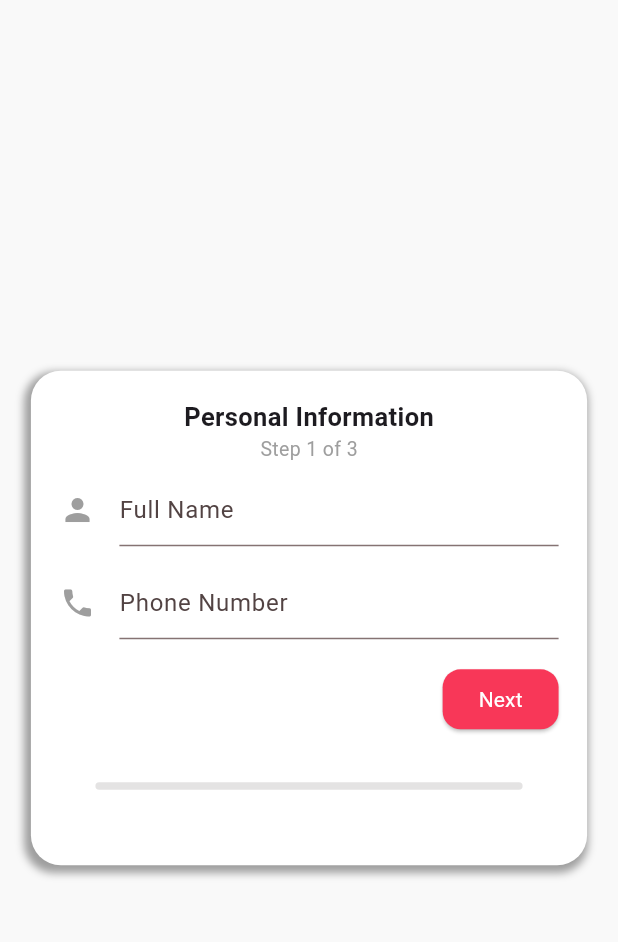
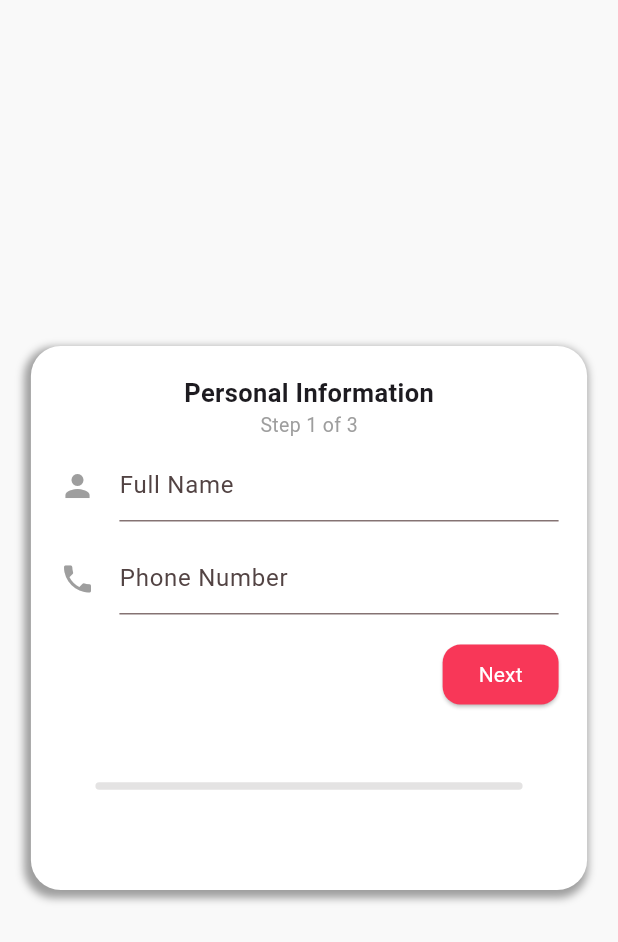
Before and after one commit to Abdelrahman2335/ecommerce, a Flutter app: the UserDetailsScreen screen opened by its route, on a phone screen of 412 x 824 dp. Shown: the top 942 px of the screen. Run offline on Flutter 3.47's test engine with Material 3 defaults, Android fonts, the phone set to English and light mode, and no system bars; drawn by our look-alikes of flutter_animate; our stand-ins replace awesome_bottom_bar, cached_network_image, cloud_firestore, curved_navigation_bar, dio, firebase_auth and 12 more; missing offline and left inert: flutter_inappwebview; accounts and stored records are empty.

```diff
--- a/lib/methods/setup_address.dart
+++ b/lib/methods/setup_address.dart
@@ -245,7 +245,6 @@ Widget setupAddress(BuildContext context, firstCon, secondCon, user,
   return Animate(
       effects: [
         FadeEffect(
-          delay: Duration(seconds: 1),
           duration: Duration(milliseconds: 500),
         ),
         SlideEffect(
--- a/lib/methods/setup_user_data.dart
+++ b/lib/methods/setup_user_data.dart
@@ -1,25 +1,26 @@
+import 'package:firebase_auth/firebase_auth.dart';
 import 'package:flutter/material.dart';
-import 'package:flutter_animate/flutter_animate.dart';
 import 'package:provider/provider.dart';
 
 import '../provider/signup_provider.dart';
 
-Widget setupUserData(BuildContext context, nameCon, phoneCon, user,
+Widget setupUserData(BuildContext context, nameCon, phoneCon, User? user,
     GlobalKey<FormState> formKey) {
   SignUpProvider signUpProvider = Provider.of<SignUpProvider>(context);
-  RegExp regex = RegExp(r'^[0-9+]+$'); /// Allows only digits (0-9) and "+"
+  RegExp regex = RegExp(r'^[0-9+]+$');
+
+  /// Allows only digits (0-9) and "+"
 
   /// Both are the same
   //  SignUpProvider signUpProvider = context.watch<SignUpProvider>();
 
-  return
-     Column(
+  return Column(
     children: [
-
       SizedBox(
         width: MediaQuery.of(context).size.width * 0.85, // Adjust dynamically
 
         child: TextFormField(
+          // initialValue: user?.displayName.toString(),
           /// Make the keyboard capitalize the first letter of each word
           textCapitalization: TextCapitalization.words,
           autocorrect: true,
@@ -56,7 +57,10 @@ Widget setupUserData(BuildContext context, nameCon, phoneCon, user,
           keyboardType: TextInputType.phone,
           controller: phoneCon,
           validator: (value) {
-              if (value == null || value.trim().isEmpty || regex.hasMatch(value) == false || value.length < 10) {
+            if (value == null ||
+                value.trim().isEmpty ||
+                regex.hasMatch(value) == false ||
+                value.length < 10) {
               return "Please Enter a valid phone number";
             }
             return null;
@@ -86,7 +90,7 @@ Widget setupUserData(BuildContext context, nameCon, phoneCon, user,
             onPressed: () {
               final valid = formKey.currentState!.validate();
               if (valid) {
-                  signUpProvider.personalInfo(nameCon.text, phoneCon.text, user);
+                signUpProvider.personalInfo(nameCon.text, phoneCon.text, user!);
                 nameCon.clear();
                 phoneCon.clear();
               }
@@ -97,8 +101,6 @@ Widget setupUserData(BuildContext context, nameCon, phoneCon, user,
           ),
         ],
       ),
-
     ],
-
   );
 }
--- a/lib/provider/location_provider.dart
+++ b/lib/provider/location_provider.dart
@@ -15,18 +15,25 @@ class LocationProvider extends ChangeNotifier {
   LatLng? userLocation;
   FirebaseFirestore firestore = FirebaseFirestore.instance;
   User? user = FirebaseAuth.instance.currentUser;
+
   /// will be used to show the user location on the map
   LocationData? locationData;
   bool _nextPage = false;
+  double _sliderValue = 0.50;
 
   get nextPageValue => _nextPage;
+  get newSliderValue => _sliderValue;
+
   void updateNextPageValue(bool newValue) {
-    if (_nextPage != newValue) {  /// Only update if value is different
+    if (_nextPage != newValue) {
+      /// Only update if value is different
       _nextPage = newValue;
       log("nextPageValue updated: $nextPageValue");
+      _sliderValue = 0.75;
       notifyListeners();
     }
   }
+
   showLocation() async {
     try {
       if (locationData != null) {
@@ -67,7 +74,6 @@ class LocationProvider extends ChangeNotifier {
         return;
       }
     }
-
 
     isGettingLocation = true;
     notifyListeners();
@@ -113,7 +119,6 @@ class LocationProvider extends ChangeNotifier {
               street: data['address']['road'] ?? 'Not Found',
             ).toJson());
 
-
         /// for debugging
         // log(place.country.toString());
         // log(place.administrativeArea.toString());
--- a/lib/provider/signup_provider.dart
+++ b/lib/provider/signup_provider.dart
@@ -77,7 +77,6 @@ class SignUpProvider extends ChangeNotifier {
                 createdAt: DateTime.now(),
                 role: "user",
                 name: googleSignInAccount.displayName,
-                phone: googleSignInAccount.photoUrl,
               ).toJson());
         }
       } catch (error) {
--- a/lib/screens/login_setup/login_screen.dart
+++ b/lib/screens/login_setup/login_screen.dart
@@ -148,7 +148,7 @@ class _LoginScreenState extends State<LoginScreen> {
                             side: BorderSide(color: theme.primaryColor),
                           ),
                           onPressed: () {
-                           context.read<SignUpProvider>().signInWithGoogle();
+                           context.read<LoginProvider>().loginWithGoogle();
                           },
                           child: const Image(
                             image: AssetImage(
--- a/lib/screens/login_setup/user_details_screen.dart
+++ b/lib/screens/login_setup/user_details_screen.dart
@@ -1,3 +1,5 @@
+import 'dart:developer';
+
 import 'package:ecommerce/main.dart';
 import 'package:ecommerce/methods/optional_info.dart';
 import 'package:ecommerce/methods/setup_address.dart';
@@ -51,7 +53,24 @@ class _UserDetailsScreenState extends State<UserDetailsScreen> {
     Widget addressContent =
         setupAddress(context, firstController, secondController, user, formKey);
     int counter = signUpProvider.hasInfo ? 2 : 1;
- counter = context.read<LocationProvider>().nextPageValue ? counter + 1 : counter;
+    double sliderValue = signUpProvider.sliderValue;
+    bool nextPage = context.watch<LocationProvider>().nextPageValue;
+
+    counter = nextPage ? 3 : counter;
+     sliderValue = counter == 3 ? context.read<LocationProvider>().newSliderValue : sliderValue;
+
+    /// If we have info (phone number) about the user we will show the address form
+    /// if the nextPageValue is true (which will not happen, unless the user went to the address screen) we will show the optional info
+
+    Widget content = counter == 1 ? personalContent : addressContent;
+
+    content = counter == 3
+        ? optionalInfo(
+            context, firstController, secondController, user, formKey)
+        : content;
+    log("nextPage: $nextPage");
+    log("hasInfo: ${!signUpProvider.hasInfo}");
+
     /// counter for the steps
     return PopScope(
       canPop: false,
@@ -89,9 +108,9 @@ class _UserDetailsScreenState extends State<UserDetailsScreen> {
                 color: Colors.white,
                 borderRadius: BorderRadius.circular(20),
               ),
-              height: signUpProvider.hasInfo
-                  ? MediaQuery.of(context).size.height * 0.54
-                  : MediaQuery.of(context).size.height * 0.40,
+              height: !signUpProvider.hasInfo || nextPage
+                  ? MediaQuery.of(context).size.height * 0.44
+                  : MediaQuery.of(context).size.height * 0.54,
               width: MediaQuery.of(context).size.width * 0.90,
               child: Padding(
                 padding: const EdgeInsets.all(19.0),
@@ -107,21 +126,13 @@ class _UserDetailsScreenState extends State<UserDetailsScreen> {
                     style: TextStyle(fontSize: 13, color: Colors.grey),
                   ),
                   Gap(7),
-
-                  /// If we have info (phone number) about the user we will show the address form
-                  /// if the nextPageValue is true (which will not happen, unless the user went to the address screen) we will show the optional info
-                  signUpProvider.hasInfo
-                      // true
-                      ? addressContent
-                      : context.read<LocationProvider>().nextPageValue
-                          ? optionalInfo(context, firstController, secondController, user, formKey)
-                          : personalContent,
+                  content,
                   Expanded(
                       flex: 2,
 
                       /// we are using TweenAnimationBuilder to make some animation to the slider.
                       child: TweenAnimationBuilder(
-                        tween: Tween(begin: 0, end: signUpProvider.sliderValue),
+                        tween: Tween(begin: 0, end: sliderValue),
                         duration: Duration(milliseconds: 1000),
                         builder: (ctx, value, child) => Slider(
                           value: value.toDouble(),
```
Also changed, not shown: lib/main.dart (+47 -15 lines), lib/methods/optional_info.dart (+40 -18 lines), lib/provider/auth_provider.dart (+33 -10 lines). Lines whose indentation alone changed are shown as unchanged.
